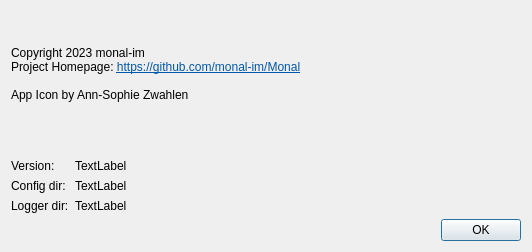
Before: the Qt Designer form src/LogViewer/ui/about_dialog.ui in monal-im/DebugTools, drawn with Qt 5.
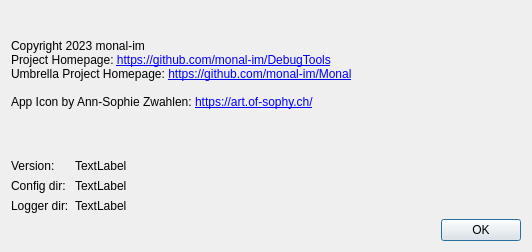
After: the same form once the commit is applied.

Commit message: Update about dialog

Patch:
```diff
--- a/src/LogViewer/ui/about_dialog.ui
+++ b/src/LogViewer/ui/about_dialog.ui
@@ -33,7 +33,7 @@
       </sizepolicy>
      </property>
      <property name="text">
-      <string>&lt;html&gt;&lt;head/&gt;&lt;body&gt;&lt;p&gt;Copyright 2023 monal-im&lt;br/&gt;Project Homepage: &lt;span style=&quot; text-decoration: underline; color:#0057ae;&quot;&gt;https://github.com/monal-im/Monal&lt;/span&gt;&lt;br/&gt;&lt;br/&gt;App Icon by Ann-Sophie Zwahlen&lt;/p&gt;&lt;/body&gt;&lt;/html&gt;</string>
+      <string>&lt;html&gt;&lt;head/&gt;&lt;body&gt;&lt;p&gt;Copyright 2023 monal-im&lt;br/&gt;Project Homepage: &lt;a href=&quot;https://github.com/monal-im/DebugTools&quot;&gt;https://github.com/monal-im/DebugTools&lt;/a&gt;&lt;br/&gt;Umbrella Project Homepage: &lt;a href=&quot;https://github.com/monal-im/Monal&quot;&gt;https://github.com/monal-im/Monal&lt;/a&gt;&lt;br/&gt;&lt;br/&gt;App Icon by Ann-Sophie Zwahlen: &lt;a href=&quot;https://art.of-sophy.ch/&quot;&gt;https://art.of-sophy.ch/&lt;/a&gt;&lt;/p&gt;&lt;/body&gt;&lt;/html&gt;</string>
      </property>
      <property name="textFormat">
       <enum>Qt::RichText</enum>
```
The commit also changes 1 other file.
